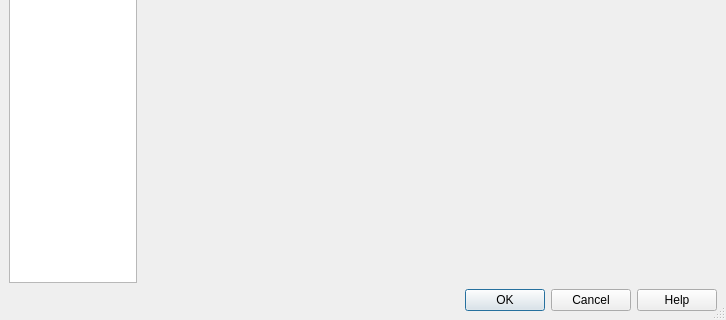
Above: app/src/ui/SettingsDialog.ui from LabRPS/LabRPS before the change; both pictures show x 0 to 726 and y 330 to 650 of the 726 by 650 pixel window. Below: the same form after it.
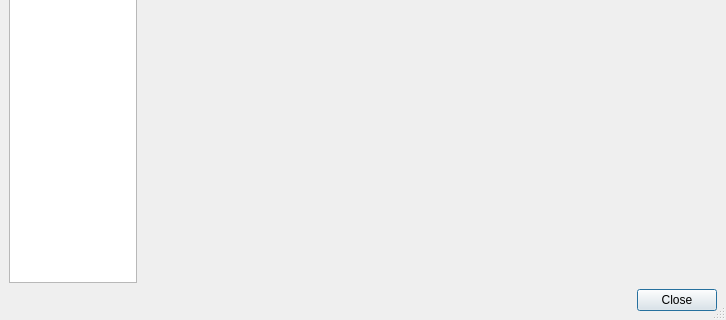
That is the form after the change.

```diff
--- a/app/src/ui/SettingsDialog.ui
+++ b/app/src/ui/SettingsDialog.ui
@@ -91,7 +91,7 @@
    <item row="1" column="0">
     <widget class="QDialogButtonBox" name="buttonBox">
      <property name="standardButtons">
-      <set>QDialogButtonBox::Cancel|QDialogButtonBox::Help|QDialogButtonBox::Ok</set>
+      <set>QDialogButtonBox::Close</set>
      </property>
     </widget>
    </item>
```
